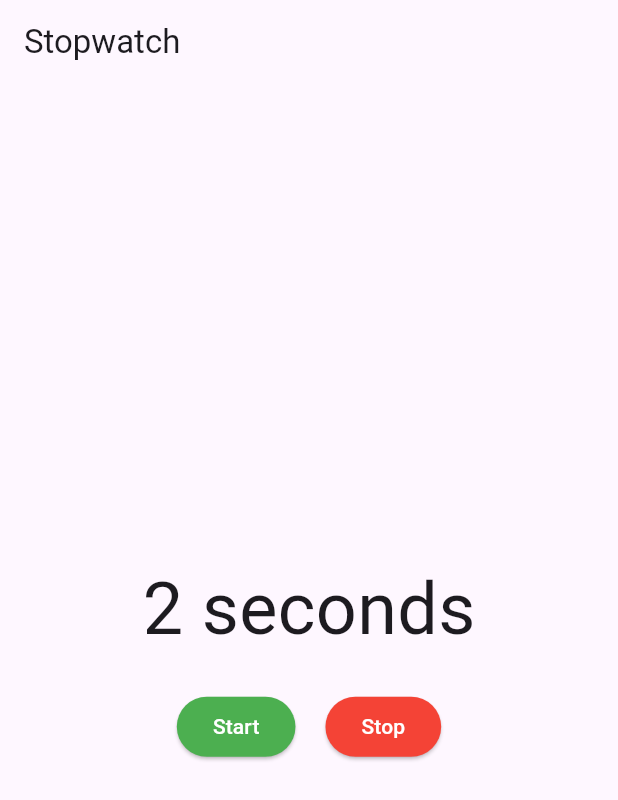
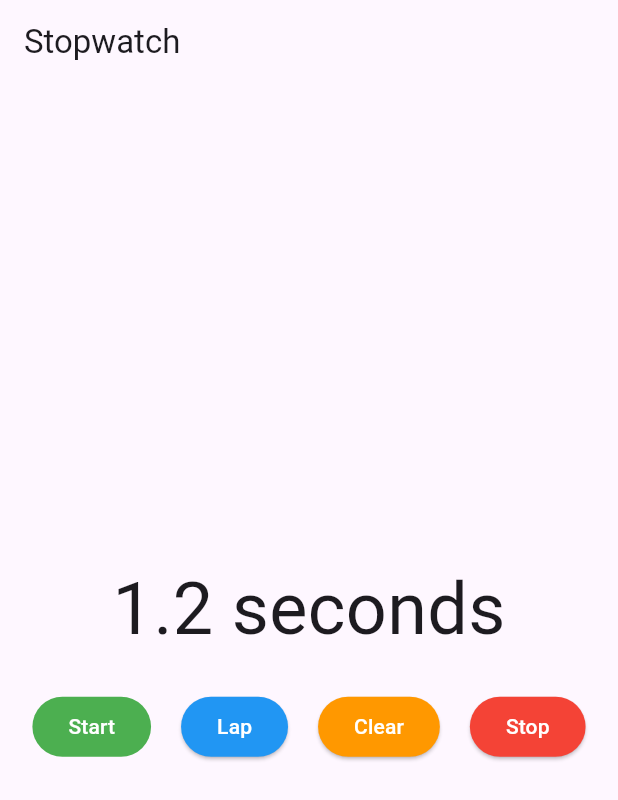
Before and after one commit to priyankadafda23/Flutter, a Flutter app: the screen it shows after launch, after a tap on "Start", on a phone screen of 412 x 824 dp. Shown: the top 800 px of the screen. Run offline on Flutter 3.47's test engine with Material 3 defaults, Android fonts, the light colour scheme and no system bars.

Commit message:
added lap

```diff
--- a/demo/lib/stopwatch/stopwatch.dart
+++ b/demo/lib/stopwatch/stopwatch.dart
@@ -9,43 +9,93 @@ class StopWatchExample extends StatefulWidget {
 }
 
 class _StopWatchExampleState extends State<StopWatchExample> {
-  int seconds = 0;
+  //int seconds = 0;
+  int milliseconds = 0;
+  final laps=<int>[];
   late Timer timer;
   bool isRunning = false;
 
   @override
   void initState() {
     super.initState();
-    timer = Timer.periodic(Duration(seconds: 1), _onTick);
   }
 
   @override
   void dispose() {
-    timer.cancel();
     super.dispose();
   }
 
   void _onTick(Timer timer) {
     setState(() {
       if(isRunning){
-      seconds++;
+        //seconds++;
+        milliseconds += 100;
       }
     });
   }
 
   void _startTimer() {
+    timer = Timer.periodic(Duration(milliseconds: 100), _onTick);
     setState(() {
+      //seconds = 0;
+      milliseconds = 0;
       isRunning = true;
     });
   }
 
+// void _pauseTimer() {
+//   setState(() {
+//     isRunning = false;
+//   });
+// }
+
+//void _resumeTimer() {
+//  setState(() {
+//    isRunning = true;
+//  });
+//}
+
   void _stopTimer() {
+    timer.cancel();
     setState(() {
       isRunning = false;
     });
   }
-String _secondToText()=> seconds == 1 ? '1 second' : '$seconds seconds';
 
+//String _secondToText()=> seconds == 1 ? '1 second' : '$seconds seconds';
+  String _milisToSecond(milis){
+    final seconds = milis/1000;
+    return "$seconds seconds";
+  }
+
+  void _lap(){
+    setState(() {
+      laps.add(milliseconds);
+      milliseconds = 0;
+    });
+    print(laps);
+  }
+
+  void _clear(){
+    setState(() {
+      laps.clear();
+      milliseconds = 0;
+    });
+  }
+
+  Widget _buildCounter(BuildContext context) {
+    return Container(
+      color: Theme.of(context).primaryColor,
+      child: Column(
+        mainAxisAlignment: MainAxisAlignment.center,
+        children:[
+          Text('Lap: ${laps.length+1}',
+            style: Theme.of(context).textTheme.headlineMedium!.copyWith(color: Colors.white),
+          ),
+        ]
+      )
+    );
+  }
 
   @override
   Widget build(BuildContext context) {
@@ -58,7 +108,7 @@ String _secondToText()=> seconds == 1 ? '1 second' : '$seconds seconds';
         children: [
           Center(
             child: Text(
-              _secondToText(),
+              _milisToSecond(milliseconds),
               style: const TextStyle(fontSize: 48),
             ),
           ),
@@ -67,7 +117,7 @@ String _secondToText()=> seconds == 1 ? '1 second' : '$seconds seconds';
             mainAxisAlignment: MainAxisAlignment.center,
             children: [
               ElevatedButton(
-                onPressed: _startTimer,
+                onPressed: isRunning ? null : _startTimer,
                 style: ButtonStyle(
                   backgroundColor: WidgetStateProperty.all(Colors.green),
                   foregroundColor: WidgetStateProperty.all(Colors.white),
@@ -75,6 +125,47 @@ String _secondToText()=> seconds == 1 ? '1 second' : '$seconds seconds';
                 child: const Text('Start'),
               ),
               const SizedBox(width: 20),
+
+              // ElevatedButton(
+              //   onPressed: isRunning ? _pauseTimer : null,
+              //   style: ButtonStyle(
+              //     backgroundColor: WidgetStateProperty.all(Colors.orange),
+              //     foregroundColor: WidgetStateProperty.all(Colors.white),
+              //   ),
+              //   child: const Text('Pause'),
+              // ),
+              // const SizedBox(width: 20),
+
+              // ElevatedButton(
+              //   onPressed: isRunning ? null : _resumeTimer,
+              //   style: ButtonStyle(
+              //     backgroundColor: WidgetStateProperty.all(Colors.green),
+              //     foregroundColor: WidgetStateProperty.all(Colors.white),
+              //   ),
+              //   child: const Text('Resume'),
+              // ),
+              // const SizedBox(width: 20),
+
+              ElevatedButton(
+                onPressed: isRunning ? _lap : null,
+                style: ButtonStyle(
+                  backgroundColor: WidgetStateProperty.all(Colors.blue),
+                  foregroundColor: WidgetStateProperty.all(Colors.white),
+                ),
+                child: const Text('Lap'),
+              ),
+              const SizedBox(width: 20),
+
+              ElevatedButton(
+                onPressed: _clear,
+                style: ButtonStyle(
+                  backgroundColor: WidgetStateProperty.all(Colors.orange),
+                  foregroundColor: WidgetStateProperty.all(Colors.white),
+                ),
+                child: const Text('Clear'),
+              ),
+              const SizedBox(width: 20),
+
               ElevatedButton(
                 onPressed: _stopTimer,
                 style: ButtonStyle(
```
Lines whose indentation alone changed are shown as unchanged.
